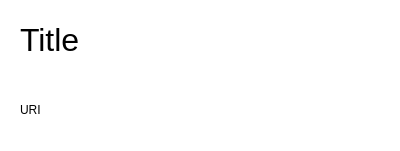
This is client/ui/sharefile.ui in s267562/Live-Text-Editor as Qt 5 draws it before an edit. The edited form follows.
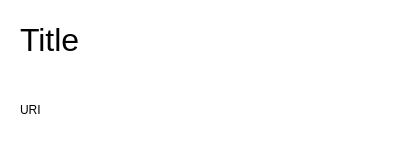
This is the edited form. Custom widgets are drawn as their Qt base class.

Commit message: fix window size

Patch:
```diff
--- a/client/ui/sharefile.ui
+++ b/client/ui/sharefile.ui
@@ -7,9 +7,21 @@
     <x>0</x>
     <y>0</y>
     <width>400</width>
-    <height>151</height>
+    <height>150</height>
    </rect>
   </property>
+  <property name="minimumSize">
+   <size>
+    <width>400</width>
+    <height>150</height>
+   </size>
+  </property>
+  <property name="maximumSize">
+   <size>
+    <width>400</width>
+    <height>150</height>
+   </size>
+  </property>
   <property name="windowTitle">
    <string>ShareFile</string>
   </property>
```
